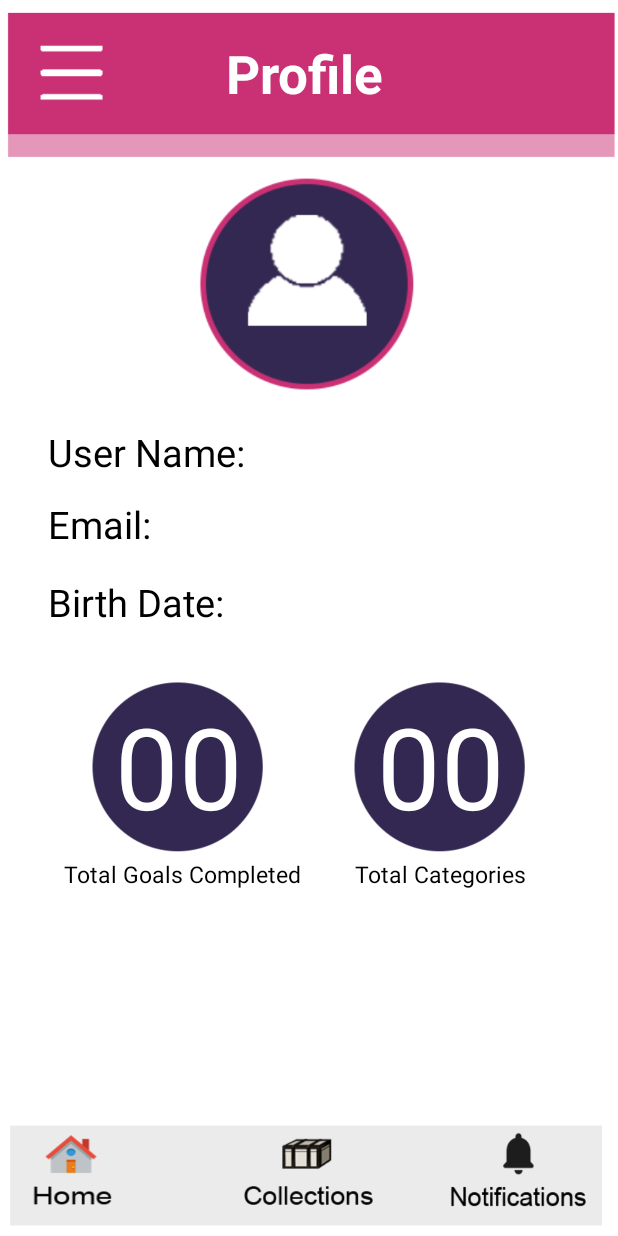
After one commit to sibrinaVDW/Lootbox, an Android app: the layout activity_profile.xml on its own in the app's theme, with its tools: preview values and no code run, on a phone screen of 412 x 824 dp. The commit adds this screen. Run offline under Robolectric (Android 15) with nearby library versions, the phone set to English and light mode, and no system bars.

Commit message:
Profile page made

```diff
--- a/app/src/main/res/layout/activity_collections_view.xml
+++ b/app/src/main/res/layout/activity_collections_view.xml
@@ -28,7 +28,7 @@
         app:layout_constraintHorizontal_bias="0.0"
         app:layout_constraintStart_toStartOf="parent"
         app:layout_constraintTop_toTopOf="parent"
-        app:layout_constraintVertical_bias="0.0" />
+        app:layout_constraintVertical_bias="0.004" />
 
     <androidx.appcompat.widget.Toolbar
         android:id="@+id/tbrFooter"
--- /dev/null
+++ b/app/src/main/res/layout/activity_profile.xml
@@ -0,0 +1,239 @@
+<?xml version="1.0" encoding="utf-8"?>
+<androidx.constraintlayout.widget.ConstraintLayout xmlns:android="http://schemas.android.com/apk/res/android"
+    xmlns:app="http://schemas.android.com/apk/res-auto"
+    xmlns:tools="http://schemas.android.com/tools"
+    android:id="@+id/recCollections"
+    android:layout_width="match_parent"
+    android:layout_height="match_parent"
+    tools:context=".CollectionsView">
+
+    <ImageView
+        android:layout_width="450dp"
+        android:layout_height="750dp"
+        android:background="@drawable/page_background"
+        app:layout_constraintBottom_toBottomOf="@+id/tbrFooter"
+        app:layout_constraintEnd_toEndOf="parent"
+        app:layout_constraintHorizontal_bias="0.512"
+        app:layout_constraintStart_toStartOf="parent"
+        app:layout_constraintTop_toTopOf="parent"
+        app:layout_constraintVertical_bias="1.0" />
+
+    <androidx.appcompat.widget.Toolbar
+        android:id="@+id/tbrHeader"
+        android:layout_width="414dp"
+        android:layout_height="107dp"
+        android:background="@drawable/header_background"
+        android:minHeight="?attr/actionBarSize"
+        android:theme="?attr/actionBarTheme"
+        app:layout_constraintBottom_toBottomOf="parent"
+        app:layout_constraintEnd_toEndOf="parent"
+        app:layout_constraintHorizontal_bias="0.0"
+        app:layout_constraintStart_toStartOf="parent"
+        app:layout_constraintTop_toTopOf="parent"
+        app:layout_constraintVertical_bias="0.004" />
+
+    <androidx.appcompat.widget.Toolbar
+        android:id="@+id/tbrFooter"
+        android:layout_width="413dp"
+        android:layout_height="78dp"
+        android:background="@drawable/footer_background"
+        android:minHeight="?attr/actionBarSize"
+        android:theme="?attr/actionBarTheme"
+        app:layout_constraintBottom_toBottomOf="parent"
+        app:layout_constraintEnd_toEndOf="parent"
+        app:layout_constraintHorizontal_bias="0.0"
+        app:layout_constraintStart_toStartOf="parent" />
+
+    <ImageButton
+        android:id="@+id/btnHamburger"
+        android:layout_width="60dp"
+        android:layout_height="50dp"
+        android:background="@drawable/burger_quick_button"
+        app:layout_constraintBottom_toBottomOf="@+id/tbrHeader"
+        app:layout_constraintEnd_toEndOf="parent"
+        app:layout_constraintHorizontal_bias="0.053"
+        app:layout_constraintStart_toStartOf="@+id/tbrHeader"
+        app:layout_constraintTop_toTopOf="parent"
+        app:layout_constraintVertical_bias="0.423" />
+
+    <TextView
+        android:id="@+id/txtPgTitle"
+        android:layout_width="wrap_content"
+        android:layout_height="wrap_content"
+        android:text="Profile"
+        android:textColor="@color/white"
+        android:textSize="35dp"
+        android:textStyle="bold"
+        app:layout_constraintBottom_toBottomOf="@+id/tbrHeader"
+        app:layout_constraintEnd_toEndOf="@+id/tbrHeader"
+        app:layout_constraintHorizontal_bias="0.488"
+        app:layout_constraintStart_toStartOf="parent"
+        app:layout_constraintTop_toTopOf="parent"
+        app:layout_constraintVertical_bias="0.4" />
+
+
+    <ImageView
+        android:id="@+id/imgProfilePicture"
+        android:layout_width="150dp"
+        android:layout_height="150dp"
+        android:layout_marginTop="4dp"
+        android:background="@drawable/profile_image_icon"
+        app:layout_constraintEnd_toEndOf="parent"
+        app:layout_constraintHorizontal_bias="0.498"
+        app:layout_constraintStart_toStartOf="parent"
+        app:layout_constraintTop_toBottomOf="@+id/tbrHeader" />
+
+    <TextView
+        android:id="@+id/txtProfileBirthdate"
+        android:layout_width="wrap_content"
+        android:layout_height="wrap_content"
+        android:layout_marginTop="120dp"
+        android:text="Birth Date: "
+        android:textColor="@color/black"
+        android:textSize="25dp"
+        app:layout_constraintEnd_toEndOf="parent"
+        app:layout_constraintHorizontal_bias="0.111"
+        app:layout_constraintStart_toStartOf="parent"
+        app:layout_constraintTop_toBottomOf="@+id/imgProfilePicture" />
+
+    <TextView
+        android:id="@+id/txtProfileName"
+        android:layout_width="wrap_content"
+        android:layout_height="wrap_content"
+        android:layout_marginTop="20dp"
+        android:text="User Name: "
+        android:textColor="@color/black"
+        android:textSize="25dp"
+        app:layout_constraintEnd_toEndOf="parent"
+        app:layout_constraintHorizontal_bias="0.116"
+        app:layout_constraintStart_toStartOf="parent"
+        app:layout_constraintTop_toBottomOf="@+id/imgProfilePicture" />
+
+    <TextView
+        android:id="@+id/txtProfileEmail"
+        android:layout_width="wrap_content"
+        android:layout_height="wrap_content"
+        android:layout_marginTop="68dp"
+        android:text="Email: "
+        android:textColor="@color/black"
+        android:textSize="25dp"
+        app:layout_constraintEnd_toEndOf="parent"
+        app:layout_constraintHorizontal_bias="0.095"
+        app:layout_constraintStart_toStartOf="parent"
+        app:layout_constraintTop_toBottomOf="@+id/imgProfilePicture" />
+
+    <ImageView
+        android:id="@+id/imgGoalsStats"
+        android:layout_width="120dp"
+        android:layout_height="120dp"
+        android:layout_marginTop="188dp"
+        android:background="@drawable/profile_stats_background"
+        app:layout_constraintEnd_toEndOf="parent"
+        app:layout_constraintHorizontal_bias="0.2"
+        app:layout_constraintStart_toStartOf="parent"
+        app:layout_constraintTop_toBottomOf="@+id/imgProfilePicture" />
+
+    <ImageView
+        android:id="@+id/imgCategoriesStats"
+        android:layout_width="120dp"
+        android:layout_height="120dp"
+        android:layout_marginTop="188dp"
+        android:background="@drawable/profile_stats_background"
+        app:layout_constraintEnd_toEndOf="parent"
+        app:layout_constraintHorizontal_bias="0.8"
+        app:layout_constraintStart_toStartOf="parent"
+        app:layout_constraintTop_toBottomOf="@+id/imgProfilePicture" />
+
+    <TextView
+        android:id="@+id/txtGoalStats"
+        android:layout_width="wrap_content"
+        android:layout_height="wrap_content"
+        android:layout_marginTop="8dp"
+        android:text="00"
+        android:textColor="@color/white"
+        android:textSize="75dp"
+        app:layout_constraintEnd_toEndOf="parent"
+        app:layout_constraintHorizontal_bias="0.235"
+        app:layout_constraintStart_toStartOf="parent"
+        app:layout_constraintTop_toTopOf="@+id/imgGoalsStats" />
+
+    <TextView
+        android:id="@+id/txtCategoriesStats"
+        android:layout_width="wrap_content"
+        android:layout_height="wrap_content"
+        android:layout_marginTop="8dp"
+        android:text="00"
+        android:textColor="@color/white"
+        android:textSize="75dp"
+        app:layout_constraintEnd_toEndOf="parent"
+        app:layout_constraintHorizontal_bias="0.77"
+        app:layout_constraintStart_toStartOf="parent"
+        app:layout_constraintTop_toTopOf="@+id/imgCategoriesStats" />
+
+    <TextView
+        android:id="@+id/txtGoalsStatsDescription"
+        android:layout_width="wrap_content"
+        android:layout_height="wrap_content"
+        android:text="Total Goals Completed"
+        android:textColor="@color/black"
+        android:textSize="15dp"
+        app:layout_constraintEnd_toEndOf="parent"
+        app:layout_constraintHorizontal_bias="0.168"
+        app:layout_constraintStart_toStartOf="parent"
+        app:layout_constraintTop_toBottomOf="@+id/imgGoalsStats" />
+
+    <TextView
+        android:id="@+id/txtCatStatsDescription"
+        android:layout_width="wrap_content"
+        android:layout_height="wrap_content"
+        android:text="  Total Categories "
+        android:textColor="@color/black"
+        android:textSize="15dp"
+        app:layout_constraintEnd_toEndOf="parent"
+        app:layout_constraintHorizontal_bias="0.8"
+        app:layout_constraintStart_toStartOf="parent"
+        app:layout_constraintTop_toBottomOf="@+id/imgCategoriesStats" />
+
+    <ImageButton
+        android:id="@+id/btnHome"
+        android:layout_width="65dp"
+        android:layout_height="60dp"
+        android:layout_marginTop="6dp"
+        android:layout_marginBottom="12dp"
+        android:background="@drawable/home_quick_button"
+        app:layout_constraintBottom_toBottomOf="@+id/tbrFooter"
+        app:layout_constraintEnd_toEndOf="@+id/tbrFooter"
+        app:layout_constraintHorizontal_bias="0.045"
+        app:layout_constraintStart_toStartOf="@+id/tbrFooter"
+        app:layout_constraintTop_toTopOf="@+id/tbrFooter"
+        app:layout_constraintVertical_bias="0.0" />
+
+    <ImageButton
+        android:id="@+id/btnCollections"
+        android:layout_width="100dp"
+        android:layout_height="60dp"
+        android:layout_marginTop="6dp"
+        android:layout_marginBottom="8dp"
+        android:background="@drawable/collections_quick_button"
+        app:layout_constraintBottom_toBottomOf="@+id/tbrFooter"
+        app:layout_constraintEnd_toEndOf="@+id/tbrFooter"
+        app:layout_constraintHorizontal_bias="0.495"
+        app:layout_constraintStart_toStartOf="parent"
+        app:layout_constraintTop_toTopOf="@+id/tbrFooter"
+        app:layout_constraintVertical_bias="0.0" />
+
+    <ImageButton
+        android:id="@+id/btnNotif"
+        android:layout_width="100dp"
+        android:layout_height="60dp"
+        android:layout_marginTop="6dp"
+        android:layout_marginBottom="12dp"
+        android:background="@drawable/notifications_quick_button"
+        app:layout_constraintBottom_toBottomOf="@+id/tbrFooter"
+        app:layout_constraintEnd_toEndOf="@+id/tbrFooter"
+        app:layout_constraintHorizontal_bias="0.942"
+        app:layout_constraintStart_toStartOf="@+id/tbrFooter"
+        app:layout_constraintTop_toTopOf="@+id/tbrFooter"
+        app:layout_constraintVertical_bias="0.0" />
+
+</androidx.constraintlayout.widget.ConstraintLayout>
```
Also changed, not shown: app/src/main/res/drawable/profile_image_icon.png (added), app/src/main/res/drawable/profile_stats_background.png (added).
